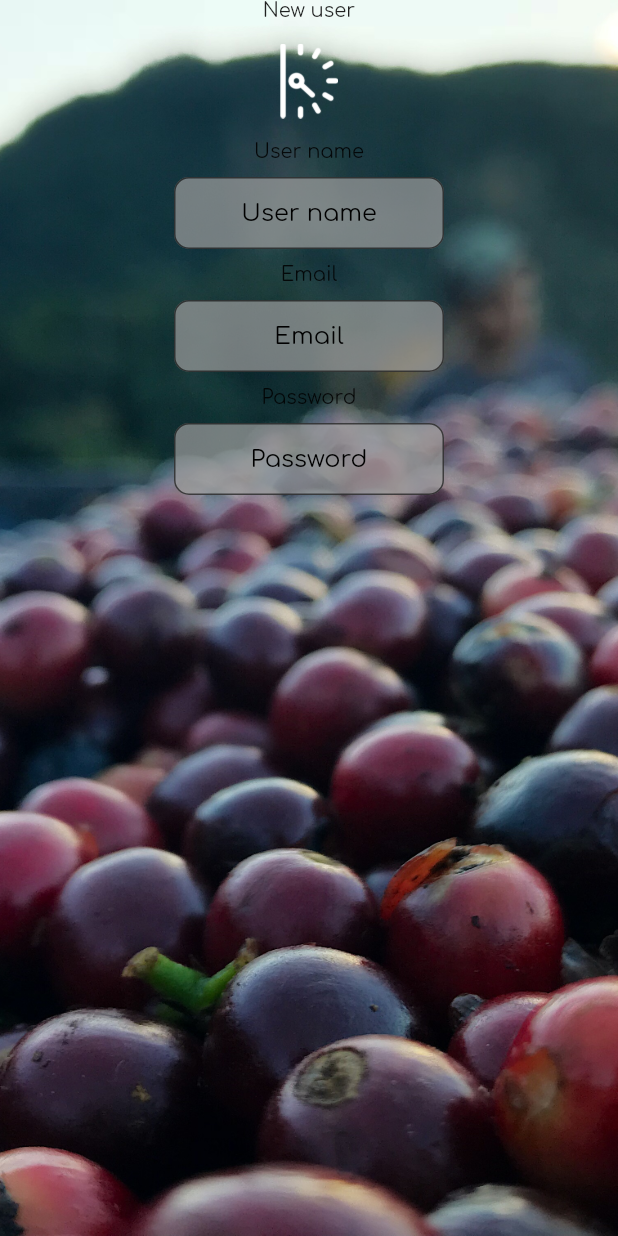
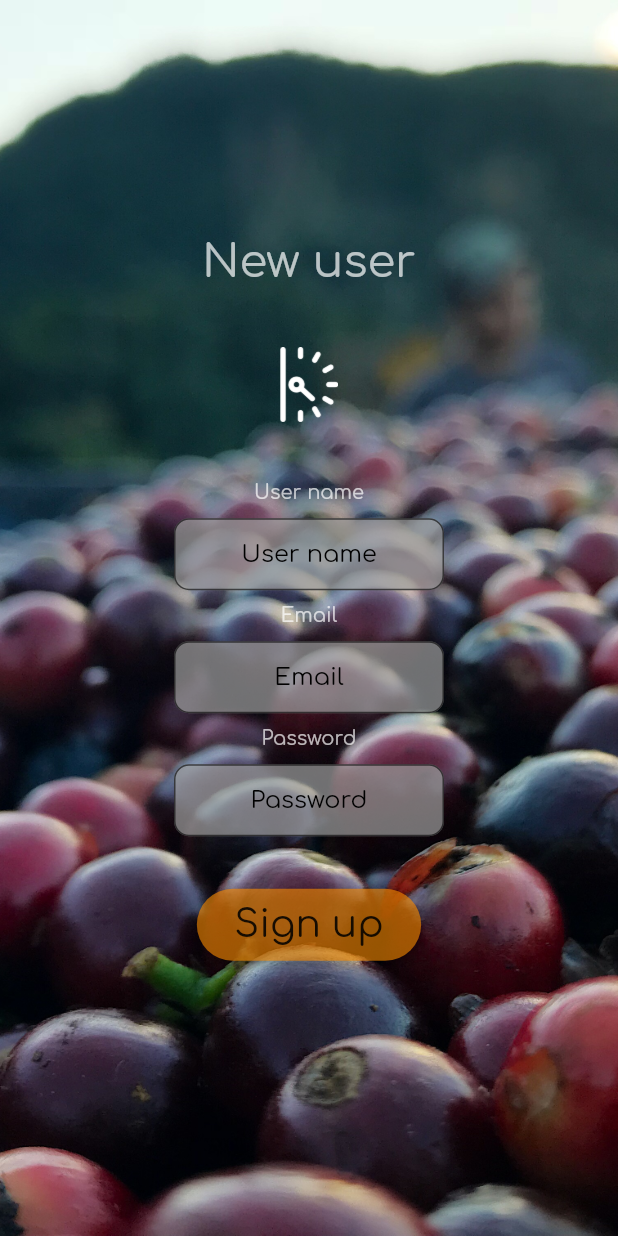
Before and after one commit to anjrew/dial-_in-_flutter_test_project, a Flutter app: the SignUpPage screen opened directly, on a phone screen of 412 x 824 dp. Run offline on Flutter 3.47's test engine with Material 2 defaults, Android fonts, the phone set to English and light mode, and no system bars.

```diff
--- a/lib/custom_widgets.dart
+++ b/lib/custom_widgets.dart
@@ -55,6 +55,7 @@ class TextFieldEntry extends StatefulWidget {
   }
 }
 
+/// Textfield Entry
 class _TextFieldEntryState extends State<TextFieldEntry> {
   String _placeholderText;
 
@@ -66,9 +67,8 @@ class _TextFieldEntryState extends State<TextFieldEntry> {
 
   @override
   Widget build(BuildContext context) {
-    return // Password
+    return
         Container(
-            // decoration: BoxDecoration( borderRadius: BorderRadius.all(new Radius.circular(10.0)), color: Colors.black),
             width: 200.0,
             padding: const EdgeInsets.all(10.0),
             margin: const EdgeInsets.all(0.0),
--- a/lib/pages/sign_up.dart
+++ b/lib/pages/sign_up.dart
@@ -18,25 +18,30 @@ final Image _userImage = Image.asset('assets/images/user.png');
           /// Background
            Pagebackground(AssetImage('assets/images/cherries.jpg')),
 
+          // Container(  height: 50.0, width: 50.0, margin: EdgeInsets.all(20.0), padding: EdgeInsets.all(0.0),
+          //   child: RaisedButton(  color: Colors.transparent, onPressed: () => print('fuck'),
+          //   child: Container(   decoration: BoxDecoration( image: DecorationImage( image: AssetImage('assets/images/back_icon.png'), fit: BoxFit.cover)),),),),
+
+
           new Center(
-            child: Column(
+            child: Column(  mainAxisAlignment: MainAxisAlignment.center,
               children: <Widget>[
 
-                // RaisedButton.icon(onPressed: () =>{} , label: Image.asset('assets/images/back_icon.png'), icon: Image.asset('assets/images/back_icon.png'), ),
-                // RaisedButton( onPressed:()=> {},  ),
+                Text(StringLabels.newUser,  style: TextStyle(color: Colors.white70, fontSize: 30.0),),
 
-                Text(StringLabels.newUser),
+                Container( margin: EdgeInsets.all(25.0) , child: CircularPicture(_userImage, 50.0)),
 
-                CircularPicture(_userImage, 50.0),
-
-                Text(StringLabels.userName),
+                Text(StringLabels.userName, style: TextStyle( color: Colors.white70),),
                 TextFieldEntry(StringLabels.userName),
-                Text(StringLabels.email),
+                Text(StringLabels.email, style: TextStyle( color: Colors.white70),),
                 TextFieldEntry(StringLabels.email),
-                Text(StringLabels.password),
+                Text(StringLabels.password, style: TextStyle( color: Colors.white70),),
                 TextFieldEntry(StringLabels.password),
 
-                // ActionButton(StringLabels.signUp)
+                Container(  margin: EdgeInsets.all(25.0), child: ActionButton(StringLabels.signUp),)
+
+
+
               ],
             ),
           )
```
